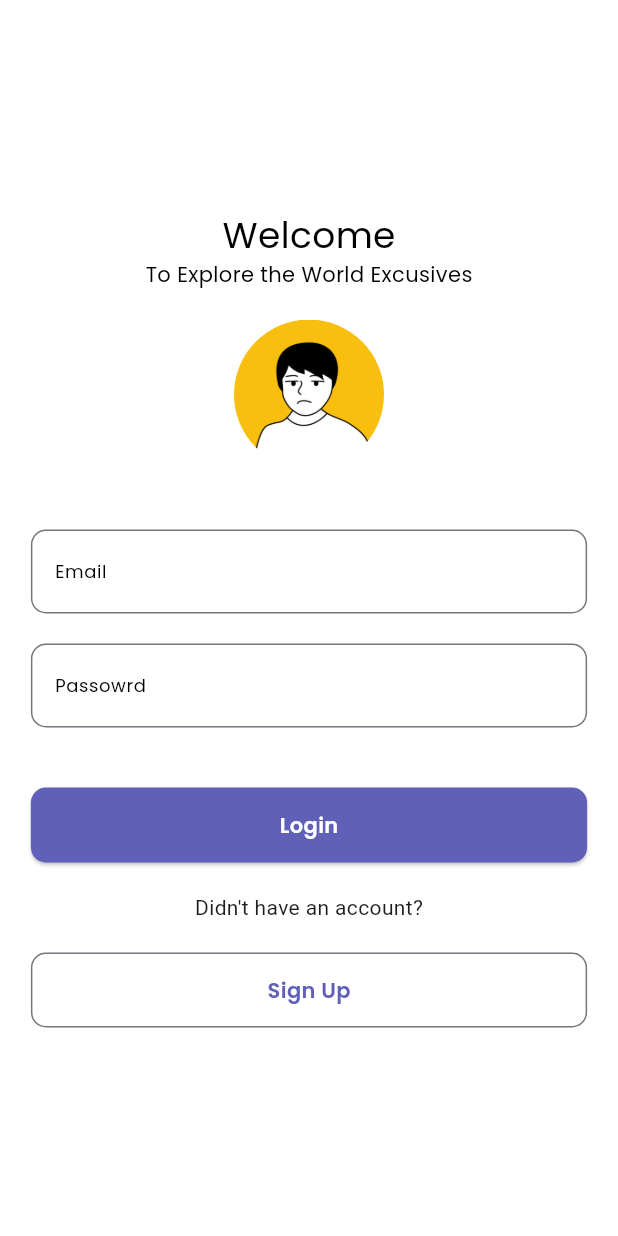
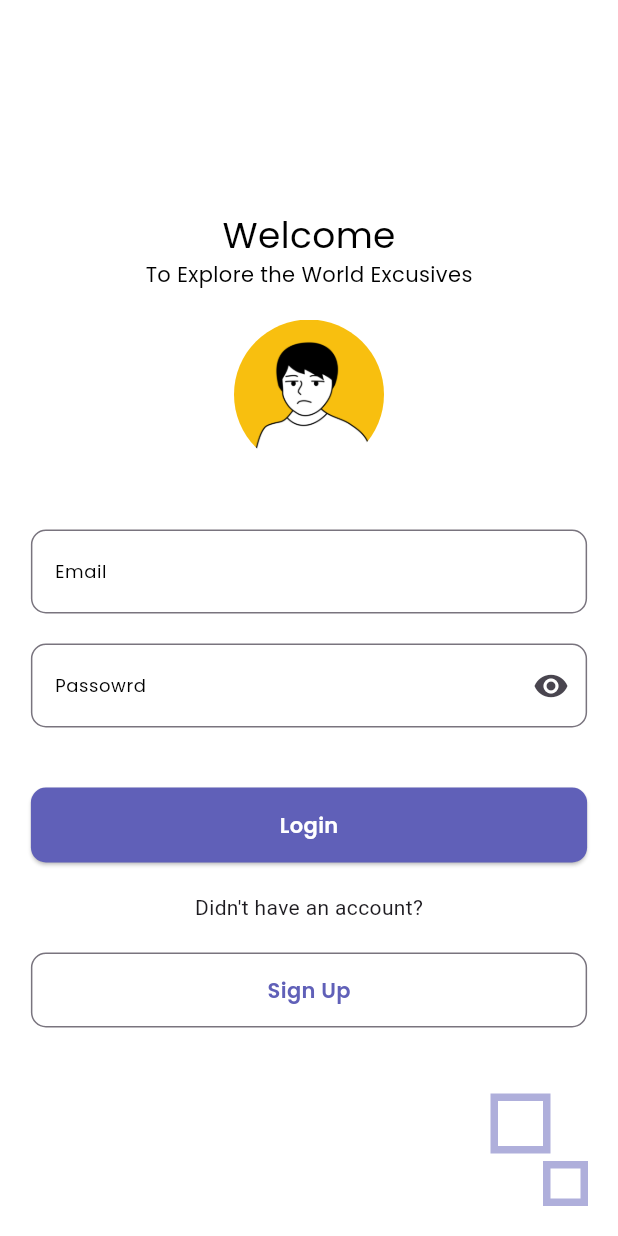
Before and after one commit to raysiagian/flutter_multi_vendor_commerce_using_nodejs, a Flutter app: the screen it shows after launch, on a phone screen of 412 x 824 dp. Run offline on Flutter 3.47's test engine with Material 3 defaults, Android fonts, the phone set to English and light mode, and no system bars; our stand-ins replace google_fonts.

Commit message:
update on login page

```diff
--- a/app/lib/views/screens/authentication_screen/login_screen/screen/loginScreen.dart
+++ b/app/lib/views/screens/authentication_screen/login_screen/screen/loginScreen.dart
@@ -1,3 +1,4 @@
+import 'package:app/styles/localColors.dart';
 import 'package:app/styles/localTextStyle.dart';
 import 'package:app/views/screens/authentication_screen/login_screen/widget/loginTextFormWidget.dart';
 import 'package:flutter/material.dart';
@@ -10,7 +11,9 @@ class LoginScreen extends StatelessWidget {
   Widget build(BuildContext context) {
     return Scaffold(
       backgroundColor: Colors.white,
-      body: Center(
+      body: Stack(
+        children: [
+          Center(
           child: Column(
             mainAxisAlignment: MainAxisAlignment.center,
             crossAxisAlignment: CrossAxisAlignment.center,
@@ -48,6 +51,44 @@ class LoginScreen extends StatelessWidget {
             ],
           ),
         ),
+        Positioned(
+          right: 45,
+          bottom: 55,
+          child: Opacity(
+            opacity: 0.5,
+            child: Container(
+              width: 40,
+              height: 40,
+              clipBehavior: Clip.antiAlias,
+              decoration: BoxDecoration(
+                border: Border.all(
+                  width: 5,
+                  color: LocalColorsStyle.primaryColor,
+                )
+              ),
+            ),
+          ),
+        ),
+        Positioned(
+          right: 20,
+          bottom: 20,
+          child: Opacity(
+            opacity: 0.5,
+            child: Container(
+              width: 30,
+              height: 30,
+              clipBehavior: Clip.antiAlias,
+              decoration: BoxDecoration(
+                border: Border.all(
+                  width: 5,
+                  color: LocalColorsStyle.primaryColor,
+                )
+              ),
+            ),
+          ),
+        ),
+
+      ],),
     );
   }
 }
--- a/app/lib/views/screens/authentication_screen/login_screen/widget/loginTextFormWidget.dart
+++ b/app/lib/views/screens/authentication_screen/login_screen/widget/loginTextFormWidget.dart
@@ -56,6 +56,7 @@ class LoginTextFormWidget extends StatelessWidget {
                 color: Colors.black,
               ),
               // prefixIcon: Icon(Icons.key)
+              suffixIcon: Icon(Icons.visibility)
             ),
           ),
           // Botton
```
Lines whose indentation alone changed are shown as unchanged.
